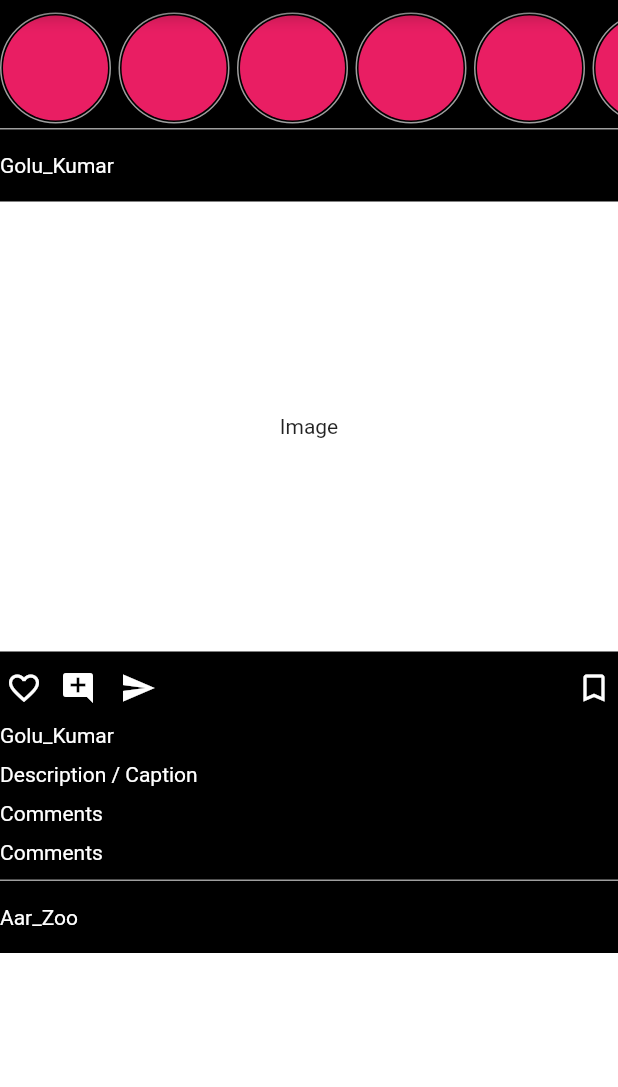
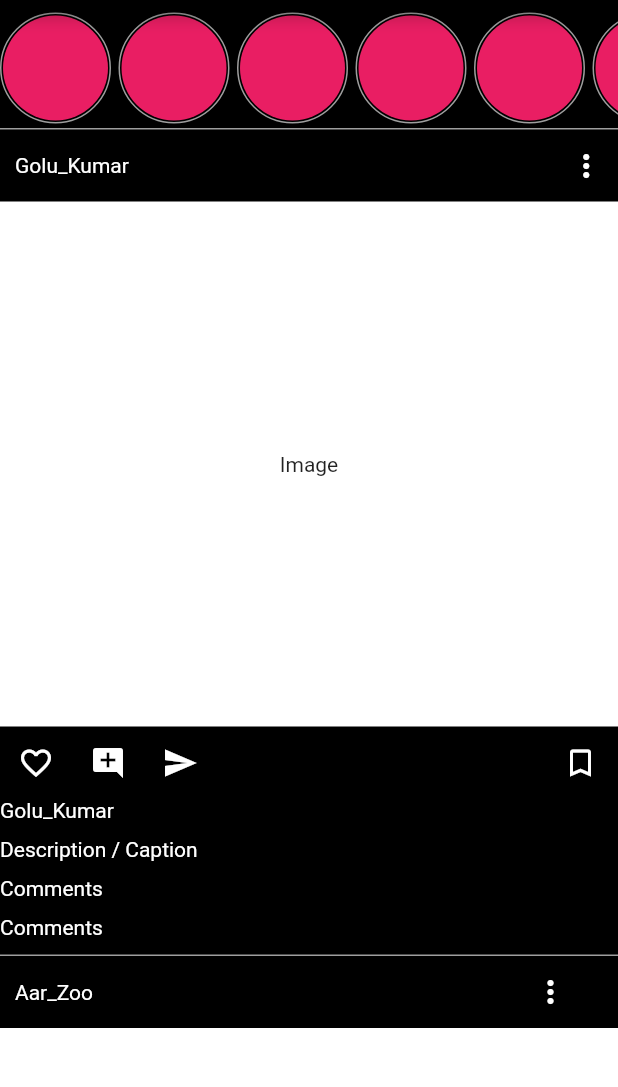
Before and after one commit to Shobhityadav99/Instagram-Dummy-Flutter, a Flutter app: the screen it shows after launch, on a phone screen of 412 x 824 dp, the part 76-1163 px from its top. Run offline on Flutter 3.47's test engine with Material 2 defaults, Android fonts, the phone set to English and light mode, and no system bars.

Commit message:
second commit

```diff
--- a/lib/widgets/post_widget.dart
+++ b/lib/widgets/post_widget.dart
@@ -23,30 +23,39 @@ class Post extends StatelessWidget {
 
   @override
   Widget build(BuildContext context) {
+    final width = MediaQuery.of(context).size.width;
+    final height = MediaQuery.of(context).size.height;
+    print(height);
+    print(width);
     return Container(
       child: Column(
         children: <Widget>[
           Row(
             children: <Widget>[
-              Text(
+              Padding(
+                padding: EdgeInsets.all(10),
+                child: Text(
                   userName,
-                textAlign: TextAlign.start,
                   style: TextStyle(color: Colors.white),
                 ),
-              IconButton(
+              ),
+              Padding(
+                padding: const EdgeInsets.only(left: 267),
+                child: IconButton(
                   icon: Icon(
                     Icons.more_vert,
                     color: Colors.white,
                   ),
-                alignment: Alignment(88, 0),
+                  alignment: Alignment.centerRight,
                   onPressed: null,
+                ),
               )
             ],
           ),
           Container(
             alignment: Alignment.center,
             padding: EdgeInsets.all(5),
-            height: 300,
+            height: 350,
             width: double.infinity,
             child: Text(
               'Image',
@@ -63,7 +72,6 @@ class Post extends StatelessWidget {
                   Icons.favorite_border,
                   color: Colors.white,
                 ),
-                alignment: Alignment(-2, 0),
               ),
               IconButton(
                 onPressed: null,
@@ -71,7 +79,6 @@ class Post extends StatelessWidget {
                   Icons.add_comment,
                   color: Colors.white,
                 ),
-                alignment: Alignment(-5, 0),
               ),
               IconButton(
                 onPressed: null,
@@ -79,14 +86,15 @@ class Post extends StatelessWidget {
                   Icons.send,
                   color: Colors.white,
                 ),
-                alignment: Alignment(-7, 0),
               ),
-              IconButton(
-                alignment: Alignment(57, 0),
+              Padding(
+                padding: const EdgeInsets.only(left: 219),
+                child: IconButton(
                   onPressed: null,
                   icon: Icon(
                     Icons.bookmark_border,
                     color: Colors.white,
+                  ),
                 ),
               ),
             ],
--- a/lib/widgets/story_widget.dart
+++ b/lib/widgets/story_widget.dart
@@ -1,7 +1,7 @@
 import 'package:flutter/material.dart';
 
 class StoryWidget extends StatelessWidget {
-  String imageUrl;
+  final String imageUrl;
   StoryWidget(this.imageUrl);
   @override
   Widget build(BuildContext context) {
```
Lines whose indentation alone changed are shown as unchanged.
